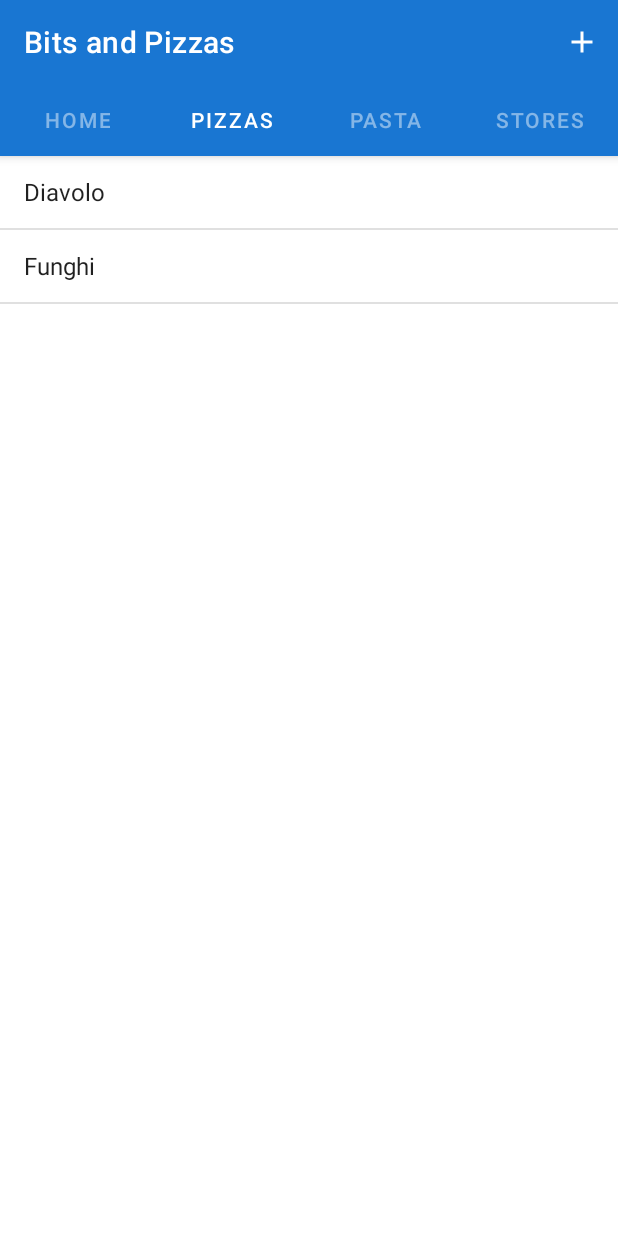
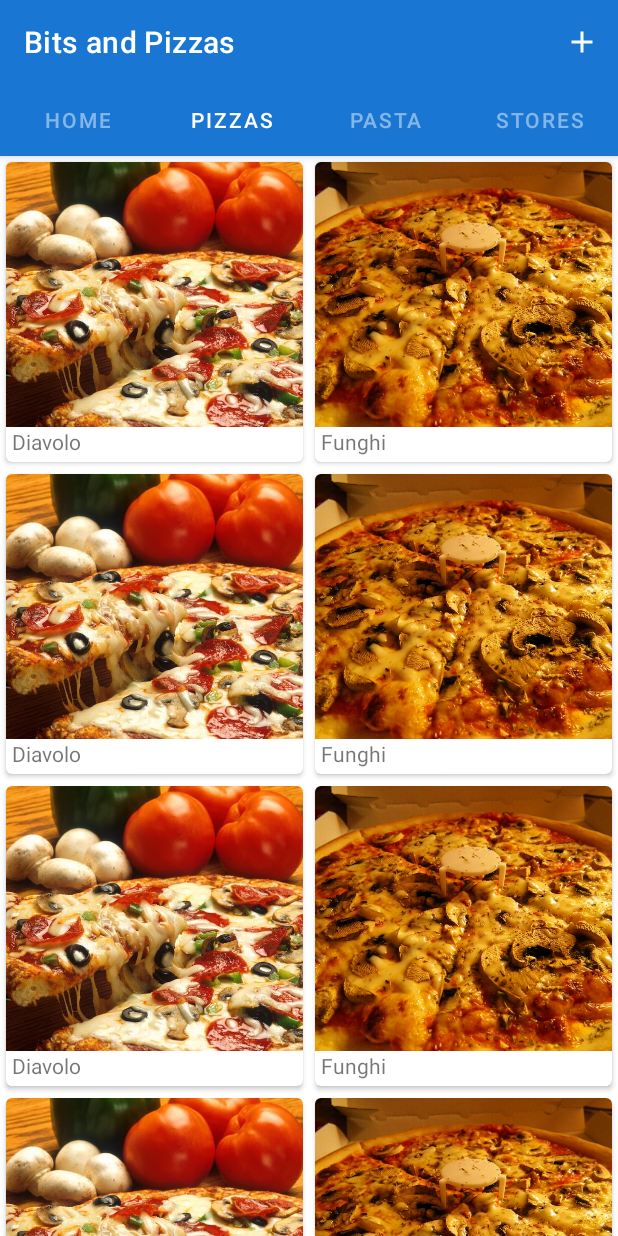
Before and after one commit to kai618/Readev, an Android app: the screen it shows after launch (PizzaActivity), tab 2 chosen, on a phone screen of 412 x 824 dp. Run offline under Robolectric (Android 15) with nearby library versions, the phone set to English and light mode, and no system bars.

Commit message:
Finish chap 13

```diff
--- a/app/src/main/java/com/kai/readev/chap12/PizzaFragment.java
+++ b/app/src/main/java/com/kai/readev/chap12/PizzaFragment.java
@@ -1,26 +1,45 @@
 package com.kai.readev.chap12;
 
+import android.content.Intent;
 import android.os.Bundle;
-
-import androidx.annotation.NonNull;
-import androidx.fragment.app.ListFragment;
-
 import android.view.LayoutInflater;
 import android.view.View;
 import android.view.ViewGroup;
-import android.widget.ArrayAdapter;
+
+import androidx.annotation.NonNull;
+import androidx.fragment.app.Fragment;
+import androidx.recyclerview.widget.GridLayoutManager;
+import androidx.recyclerview.widget.LinearLayoutManager;
+import androidx.recyclerview.widget.RecyclerView;
 
 import com.kai.readev.R;
+import com.kai.readev.chap13.CaptionedImagesAdapter;
+import com.kai.readev.chap13.Pizza;
+import com.kai.readev.chap13.PizzaDetailActivity;
+import com.kai.readev.chap8.OrderActivity;
 
-public class PizzaFragment extends ListFragment {
+public class PizzaFragment extends Fragment {
     @Override
     public View onCreateView(@NonNull LayoutInflater inflater, ViewGroup container, Bundle savedInstanceState) {
-        ArrayAdapter<String> adapter = new ArrayAdapter<>(
-                inflater.getContext(),
-                android.R.layout.simple_list_item_1,
-                getResources().getStringArray(R.array.pizzas)
-        );
-        setListAdapter(adapter);
-        return super.onCreateView(inflater, container, savedInstanceState);
+        RecyclerView rv = (RecyclerView) inflater.inflate(R.layout.fragment_pizza, container, false);
+
+        String[] captions = new String[15];
+        int[] imageIds = new int[15];
+
+        for (int i = 0; i < 15; i++) {
+            captions[i] = Pizza.pizzas[i % 2].getName();
+            imageIds[i] = Pizza.pizzas[i % 2].getImageResourceId();
+        }
+
+        CaptionedImagesAdapter adapter = new CaptionedImagesAdapter(captions, imageIds);
+        adapter.setOnTileClickListener(position -> {
+            Intent intent = new Intent(getContext(), PizzaDetailActivity.class);
+            intent.putExtra(PizzaDetailActivity.PIZZA_ID, position % 2);
+            startActivity(intent);
+        });
+        rv.setAdapter(adapter);
+        GridLayoutManager layoutManager = new GridLayoutManager(getContext(), 2);
+        rv.setLayoutManager(layoutManager);
+        return rv;
     }
 }
--- /dev/null
+++ b/app/src/main/java/com/kai/readev/chap13/CaptionedImagesAdapter.java
@@ -0,0 +1,67 @@
+package com.kai.readev.chap13;
+
+import android.view.LayoutInflater;
+import android.view.View;
+import android.view.ViewGroup;
+import android.widget.ImageView;
+import android.widget.TextView;
+
+import androidx.annotation.NonNull;
+import androidx.cardview.widget.CardView;
+import androidx.recyclerview.widget.RecyclerView;
+
+import com.kai.readev.R;
+
+public class CaptionedImagesAdapter extends RecyclerView.Adapter<CaptionedImagesAdapter.ViewHolder> {
+    public static class ViewHolder extends RecyclerView.ViewHolder {
+
+        public ViewHolder(@NonNull CardView itemView) {
+            super(itemView);
+        }
+    }
+
+    public interface OnTileClickListener {
+        void onClick(int position);
+    }
+
+    private OnTileClickListener onTileClickListener;
+    private final String[] captions;
+    private final int[] imageIds;
+
+    public void setOnTileClickListener(OnTileClickListener onTileClickListener) {
+        this.onTileClickListener = onTileClickListener;
+    }
+
+    public CaptionedImagesAdapter(String[] captions, int[] images) {
+        this.captions = captions;
+        this.imageIds = images;
+    }
+
+    @NonNull
+    @Override
+    public ViewHolder onCreateViewHolder(@NonNull ViewGroup parent, int viewType) {
+        CardView cv = (CardView) LayoutInflater.from(parent.getContext()).inflate(R.layout.card_captioned_image, parent, false);
+        return new ViewHolder(cv);
+    }
+
+    @Override
+    public void onBindViewHolder(@NonNull ViewHolder holder, int position) {
+        CardView cv = (CardView) holder.itemView;
+
+        ImageView iv = cv.findViewById(R.id.info_image);
+        iv.setImageResource(imageIds[position]);
+        TextView tv = cv.findViewById(R.id.info_text);
+        tv.setText(captions[position]);
+
+        cv.setOnClickListener(v -> {
+            if (onTileClickListener != null) onTileClickListener.onClick(position);
+        });
+    }
+
+    @Override
+    public int getItemCount() {
+        return captions.length;
+    }
+
+
+}
--- /dev/null
+++ b/app/src/main/java/com/kai/readev/chap13/Pizza.java
@@ -0,0 +1,26 @@
+package com.kai.readev.chap13;
+
+import com.kai.readev.R;
+
+public class Pizza {
+    private final String name;
+    private final int imageResourceId;
+
+    public static final Pizza[] pizzas = {
+            new Pizza("Diavolo", R.drawable.diavolo),
+            new Pizza("Funghi", R.drawable.funghi)
+    };
+
+    private Pizza(String name, int imageResourceId) {
+        this.name = name;
+        this.imageResourceId = imageResourceId;
+    }
+
+    public String getName() {
+        return name;
+    }
+
+    public int getImageResourceId() {
+        return imageResourceId;
+    }
+}
--- /dev/null
+++ b/app/src/main/res/layout/card_captioned_image.xml
@@ -0,0 +1,34 @@
+<?xml version="1.0" encoding="utf-8"?>
+<androidx.cardview.widget.CardView xmlns:android="http://schemas.android.com/apk/res/android"
+    xmlns:app="http://schemas.android.com/apk/res-auto"
+    android:id="@+id/card_view"
+    android:layout_width="match_parent"
+    android:layout_height="200dp"
+    android:layout_margin="4dp"
+    app:cardCornerRadius="4dp"
+    app:cardElevation="2dp">
+
+
+    <LinearLayout
+        android:layout_width="match_parent"
+        android:layout_height="match_parent"
+        android:orientation="vertical">
+
+        <ImageView
+            android:id="@+id/info_image"
+            android:layout_width="match_parent"
+            android:layout_height="0dp"
+            android:layout_weight="1.0"
+            android:scaleType="centerCrop" />
+
+
+        <TextView
+            android:id="@+id/info_text"
+            android:layout_width="match_parent"
+            android:layout_height="wrap_content"
+            android:layout_marginStart="4dp"
+            android:layout_marginBottom="4dp" />
+    </LinearLayout>
+
+
+</androidx.cardview.widget.CardView>
--- /dev/null
+++ b/app/src/main/res/layout/fragment_pizza.xml
@@ -0,0 +1,10 @@
+<?xml version="1.0" encoding="utf-8"?>
+<androidx.recyclerview.widget.RecyclerView xmlns:android="http://schemas.android.com/apk/res/android"
+    xmlns:tools="http://schemas.android.com/tools"
+    android:id="@+id/pizza_recycler"
+    android:layout_width="match_parent"
+    android:layout_height="match_parent"
+    android:scrollbars="none"
+    tools:context=".chap12.PizzaFragment">
+
+</androidx.recyclerview.widget.RecyclerView>
```
Also changed, not shown: app/src/main/AndroidManifest.xml (+5 -2 lines), app/src/main/java/com/kai/readev/chap13/PizzaDetailActivity.java (added, +35 -0 lines), app/src/main/java/com/kai/readev/chap8/OrderActivity.java (+10 -0 lines), app/src/main/res/drawable/done_white_24dp.xml (added, +9 -0 lines), app/src/main/res/layout/activity_order.xml (+12 -2 lines), app/src/main/res/layout/activity_pizza_detail.xml (added, +27 -0 lines), app/src/main/res/layout/fragment_top.xml (+11 -3 lines).
